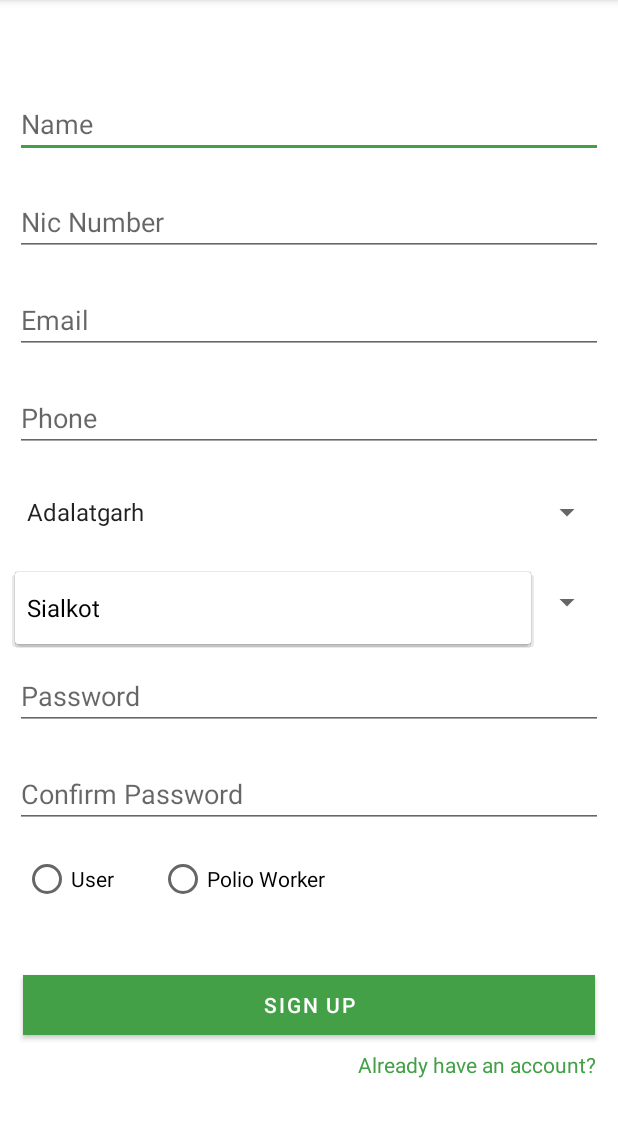
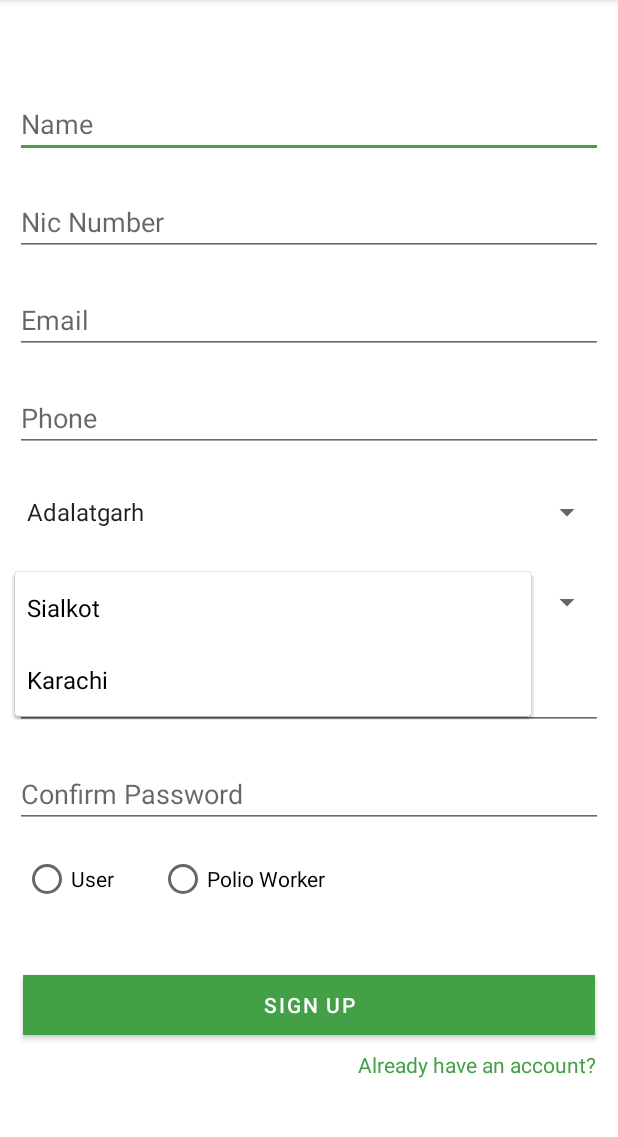
Before and after one commit to shoaiba1599/Two-Drops, an Android app: the ActivitySignup screen opened directly, with no data from a screen before it, after a tap on "Sialkot", on a phone screen of 412 x 824 dp, the part 84-1221 px from its top. Run offline under Robolectric (Android 15) with nearby library versions, the phone set to English and light mode, and no system bars; our stand-ins replace Firebase (no records; nobody signed in at launch, a user with empty details on screens opened directly).

Commit message:
Change in Cities

```diff
--- a/app/src/main/res/values/arrays.xml
+++ b/app/src/main/res/values/arrays.xml
@@ -2,6 +2,7 @@
 <resources>
     <string-array name="cities">
         <item>Sialkot</item>
+        <item>Karachi</item>
     </string-array>
     <string-array name="areas">
         <item>Adalatgarh</item>
@@ -15,6 +16,7 @@
         <item>Hundal</item>
         <item>Imam Sahib</item>
         <item>Model Town</item>
+        <item>Malir</item>
         <item>Rangpura</item>
         <item>Shahabpura</item>
         <item>Ugoki</item>
```
